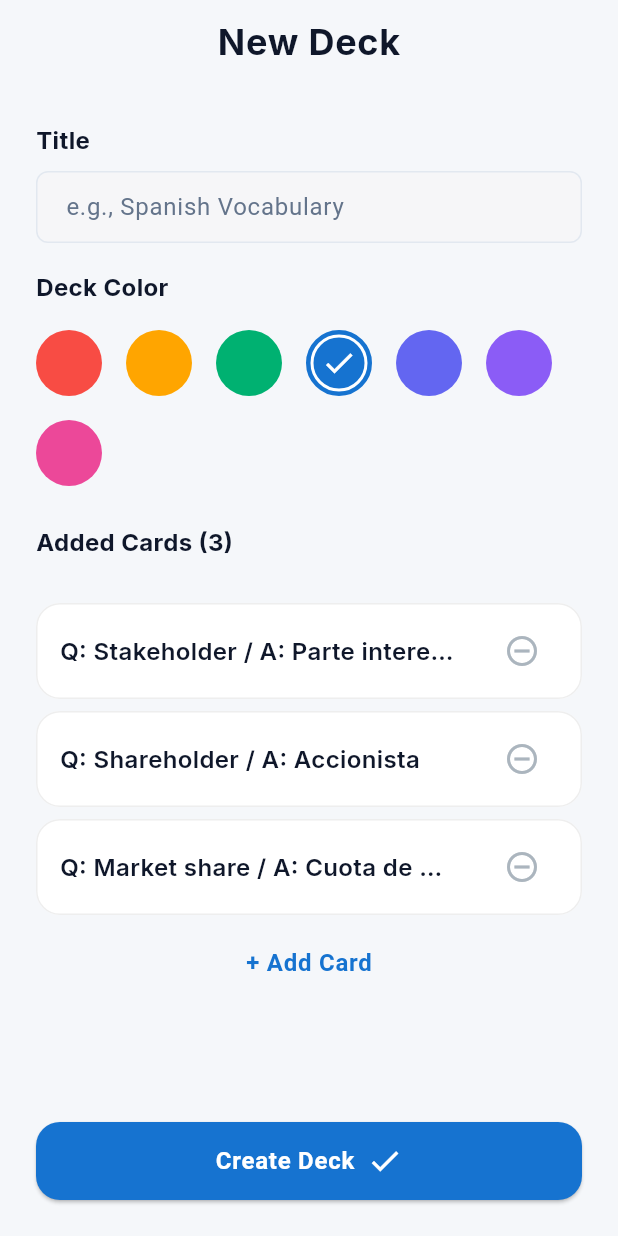
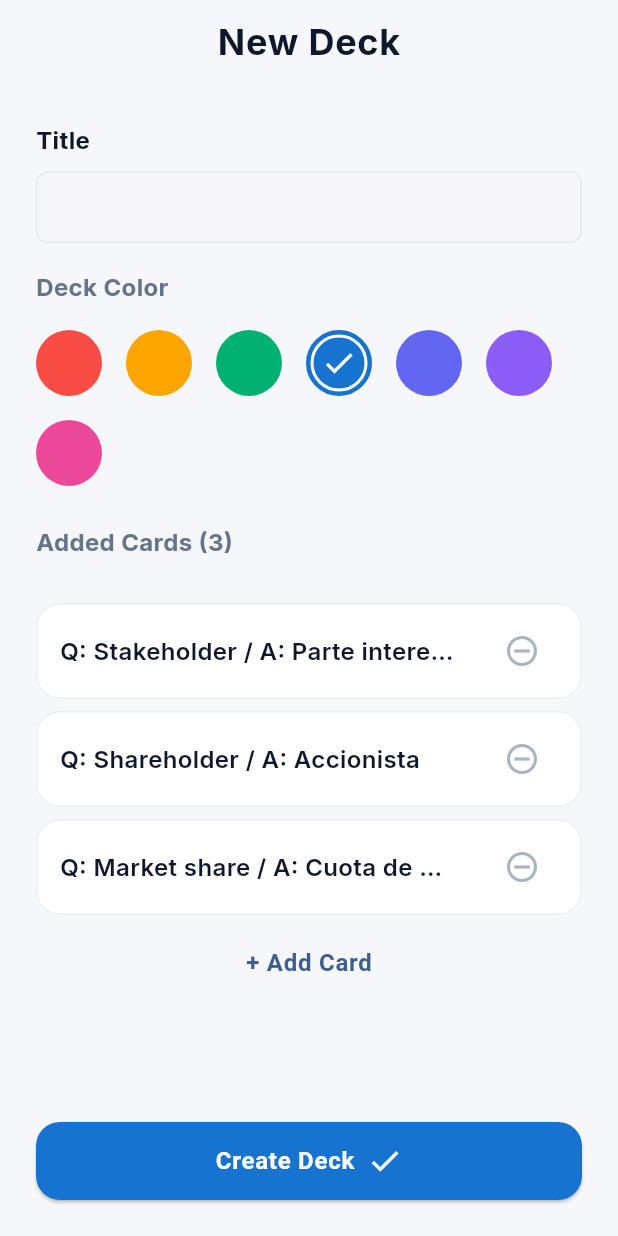
Before and after one commit to Stivenmore/Wize-Cards, a Flutter app: the DeckCreationScreen screen opened by its route, on a phone screen of 412 x 824 dp. Run offline on Flutter 3.47's test engine with Material 3 defaults, Android fonts, the phone set to English and light mode, and no system bars; our stand-ins replace flutter_svg, google_fonts, sqflite; accounts and stored records are empty.

Commit message:
Fix: Improved deck imports and use theme configuration

```diff
--- a/lib/core/presentation/widgets/inputs/ds_text_field.dart
+++ b/lib/core/presentation/widgets/inputs/ds_text_field.dart
@@ -96,9 +96,14 @@ class _DSTextFieldState extends State<DSTextField> {
   @override
   Widget build(BuildContext context) {
     // Colors from requirements: primaryWhite for focus, #F6F6F8 for unfocus.
+    //TODO: Cambiar en black mode
     final backgroundColor = _isFocused
         ? ColorConstants.primaryWhite
         : const Color(0xFFF6F6F8);
+
+    final decorationWithThemeProperties = InputDecoration().applyDefaults(
+      Theme.of(context).inputDecorationTheme,
+    );
 
     return Column(
       spacing: SpacingConstants.small,
@@ -135,32 +140,8 @@ class _DSTextFieldState extends State<DSTextField> {
           keyboardType: widget.keyboardType,
           maxLines: widget.maxLines,
           style: const TextStyle(color: ColorConstants.textPrimary),
-          decoration: InputDecoration(
-            hintText: widget.hintText,
-            hintStyle: const TextStyle(color: ColorConstants.textSecondary),
-            filled: true,
+          decoration: decorationWithThemeProperties.copyWith(
             fillColor: backgroundColor,
-            contentPadding: const EdgeInsets.symmetric(
-              horizontal: SpacingConstants.medium,
-              vertical: SpacingConstants.twelve,
-            ),
-            border: OutlineInputBorder(
-              borderRadius: BorderRadius.circular(BorderRadiusConstants.medium),
-              borderSide: BorderSide.none,
-            ),
-            enabledBorder: OutlineInputBorder(
-              borderRadius: BorderRadius.circular(BorderRadiusConstants.medium),
-              borderSide: const BorderSide(
-                color: ColorConstants.borderLightGray,
-              ),
-            ),
-            focusedBorder: OutlineInputBorder(
-              borderRadius: BorderRadius.circular(BorderRadiusConstants.medium),
-              borderSide: const BorderSide(
-                color: ColorConstants.primaryBlue,
-                width: ThicknessConstans.sm,
-              ),
-            ),
           ),
         ),
       ],
--- a/lib/core/theme/app_theme.dart
+++ b/lib/core/theme/app_theme.dart
@@ -19,6 +19,7 @@ class AppTheme {
       colorScheme: ColorScheme.fromSeed(
         seedColor: ColorConstants.primaryBlue,
         onSurface: ColorConstants.scaffoldBackground,
+        onPrimary: ColorConstants.primaryWhite,
       ),
       shadowColor: primaryColor.withValues(alpha: 0.3),
 
@@ -116,7 +117,7 @@ class AppTheme {
       // Color general para divider
       dividerTheme: DividerThemeData(
         color: dividercolor,
-        thickness: ThicknessConstans.xs
+        thickness: ThicknessConstans.xs,
       ),
 
       // Estilo de tarjetas por defecto (Sombra suave)
@@ -160,6 +161,30 @@ class AppTheme {
         ),
         side: BorderSide(color: ColorConstants.borderLightGray),
       ),
+      inputDecorationTheme: InputDecorationTheme(
+        hintStyle: const TextStyle(color: ColorConstants.textSecondary),
+        filled: true,
+        fillColor: ColorConstants.primaryWhite,
+        contentPadding: const EdgeInsets.symmetric(
+          horizontal: SpacingConstants.medium,
+          vertical: SpacingConstants.twelve,
+        ),
+        border: OutlineInputBorder(
+          borderRadius: BorderRadius.circular(BorderRadiusConstants.medium),
+          borderSide: BorderSide.none,
+        ),
+        enabledBorder: OutlineInputBorder(
+          borderRadius: BorderRadius.circular(BorderRadiusConstants.medium),
+          borderSide: const BorderSide(color: ColorConstants.borderLightGray),
+        ),
+        focusedBorder: OutlineInputBorder(
+          borderRadius: BorderRadius.circular(BorderRadiusConstants.medium),
+          borderSide: const BorderSide(
+            color: ColorConstants.primaryBlue,
+            width: ThicknessConstans.sm,
+          ),
+        ),
+      ),
     );
   }
 }
--- a/lib/features/deck_creation/presentation/deck_creation_screen.dart
+++ b/lib/features/deck_creation/presentation/deck_creation_screen.dart
@@ -1,7 +1,6 @@
 import 'package:flutter/material.dart';
 import 'package:wize_cards/core/presentation/widgets/buttons/ds_text_button_widget.dart';
 import 'package:wize_cards/core/presentation/widgets/inputs/ds_text_field.dart';
-import 'package:wize_cards/core/utils/color_constants.dart';
 import 'package:wize_cards/core/utils/constant.dart';
 import 'package:wize_cards/features/deck_creation/presentation/constants/deck_creation_constants.dart';
 import 'package:wize_cards/features/deck_creation/presentation/widgets/add_card_modal_widget.dart';
@@ -42,17 +41,15 @@ class _DeckCreationScreenState extends State<DeckCreationScreen> {
     return GestureDetector(
       onTap: () => FocusManager.instance.primaryFocus?.unfocus(),
       child: Scaffold(
-        backgroundColor: ColorConstants.scaffoldBackground,
         appBar: AppBar(
           backgroundColor: Colors.transparent,
           elevation: 0,
           centerTitle: true,
           title: Text(
             DeckCreationConstants.screenTitle,
-            style: Theme.of(context).textTheme.titleLarge?.copyWith(
-              color: ColorConstants.textPrimary,
-              fontWeight: FontWeight.bold,
-            ),
+            style: Theme.of(
+              context,
+            ).textTheme.titleLarge?.copyWith(fontWeight: FontWeight.bold),
           ),
         ),
         body: SafeArea(
@@ -75,7 +72,6 @@ class _DeckCreationScreenState extends State<DeckCreationScreen> {
                       DeckCreationConstants.colorLabel,
                       style: Theme.of(context).textTheme.bodyMedium?.copyWith(
                         fontWeight: FontWeight.bold,
-                        color: ColorConstants.textPrimary,
                       ),
                     ),
                     DeckColorSelectorWidget(
@@ -91,10 +87,9 @@ class _DeckCreationScreenState extends State<DeckCreationScreen> {
                 ),
                 Text(
                   '${DeckCreationConstants.addedCardsLabel} (${_cards.length})',
-                  style: Theme.of(context).textTheme.bodyMedium?.copyWith(
-                    fontWeight: FontWeight.bold,
-                    color: ColorConstants.textPrimary,
-                  ),
+                  style: Theme.of(
+                    context,
+                  ).textTheme.bodyMedium?.copyWith(fontWeight: FontWeight.bold),
                 ),
                 Expanded(
                   child: ListView.builder(
@@ -115,7 +110,7 @@ class _DeckCreationScreenState extends State<DeckCreationScreen> {
                             text: DeckCreationConstants.addCardButton,
                             style: Theme.of(context).textTheme.bodyLarge
                                 ?.copyWith(
-                                  color: ColorConstants.primaryBlue,
+                                  color: Theme.of(context).colorScheme.primary,
                                   fontWeight: FontWeight.bold,
                                 ),
                           ),
@@ -145,13 +140,13 @@ class _DeckCreationScreenState extends State<DeckCreationScreen> {
                       Text(
                         DeckCreationConstants.createDeckButton,
                         style: Theme.of(context).textTheme.bodyLarge?.copyWith(
-                          color: ColorConstants.primaryWhite,
+                          color: Theme.of(context).colorScheme.onPrimary,
                           fontWeight: FontWeight.bold,
                         ),
                       ),
-                      const Icon(
+                      Icon(
                         Icons.check,
-                        color: ColorConstants.primaryWhite,
+                        color: Theme.of(context).colorScheme.onPrimary,
                         size: IconSizeConstants.x24,
                       ),
                     ],
--- a/lib/features/deck_creation/presentation/widgets/add_card_modal_widget.dart
+++ b/lib/features/deck_creation/presentation/widgets/add_card_modal_widget.dart
@@ -1,6 +1,5 @@
 import 'package:flutter/material.dart';
 import 'package:wize_cards/core/presentation/widgets/inputs/ds_text_field.dart';
-import 'package:wize_cards/core/utils/color_constants.dart';
 import 'package:wize_cards/core/utils/constant.dart';
 import 'package:wize_cards/features/deck_creation/presentation/constants/add_card_constants.dart';
 
@@ -98,15 +97,15 @@ class _AddCardModalWidgetState extends State<AddCardModalWidget> {
               mainAxisAlignment: MainAxisAlignment.center,
               spacing: SpacingConstants.small,
               children: [
-                const Icon(
+                Icon(
                   Icons.add_circle_outline,
-                  color: ColorConstants.primaryWhite,
+                  color: Theme.of(context).colorScheme.onPrimary,
                   size: IconSizeConstants.x24,
                 ),
                 Text(
                   AddCardConstants.addToDeckButton,
                   style: Theme.of(context).textTheme.bodyLarge?.copyWith(
-                    color: ColorConstants.primaryWhite,
+                    color: Theme.of(context).colorScheme.onPrimary,
                     fontWeight: FontWeight.bold,
                   ),
                 ),
--- a/lib/features/deck_creation/presentation/widgets/deck_color_selector_widget.dart
+++ b/lib/features/deck_creation/presentation/widgets/deck_color_selector_widget.dart
@@ -1,5 +1,4 @@
 import 'package:flutter/material.dart';
-import 'package:wize_cards/core/utils/color_constants.dart';
 import 'package:wize_cards/core/utils/constant.dart';
 import 'package:wize_cards/features/deck_creation/presentation/constants/deck_creation_constants.dart';
 
@@ -71,13 +70,13 @@ class _AnimatedColorCircle extends StatelessWidget {
                 decoration: BoxDecoration(
                   shape: BoxShape.circle,
                   border: Border.all(
-                    color: ColorConstants.primaryWhite,
+                    color: Theme.of(context).colorScheme.onPrimary,
                     width: ThicknessConstans.sm,
                   ),
                 ),
-                child: const Icon(
+                child: Icon(
                   Icons.check,
-                  color: ColorConstants.primaryWhite,
+                  color: Theme.of(context).colorScheme.onPrimary,
                 ),
               ),
             ),
```
